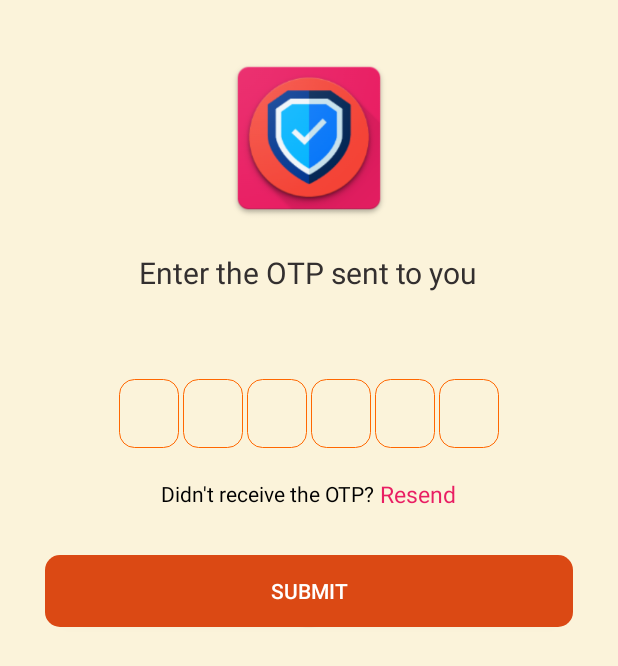
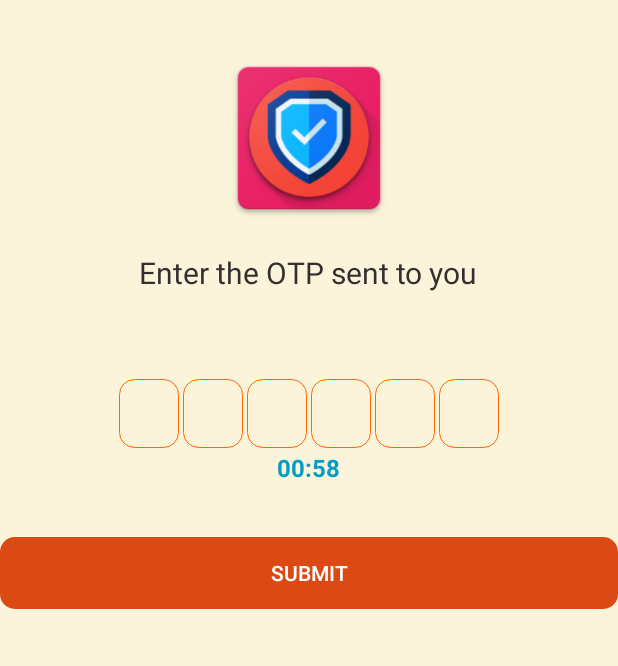
Before and after one commit to mojahidaltarif28/JnUFood, an Android app: the fragment OTP_Verify shown on its own in the app's theme, on a phone screen of 412 x 824 dp. Shown: the top 666 px of the screen. Run offline under Robolectric (Android 15) with nearby library versions, the phone set to English and light mode, and no system bars; our stand-ins replace Firebase (no records; nobody signed in at launch, a user with empty details on screens opened directly); Roboto replaces fonts that are not available here; 6 statements that could not run were skipped.

Commit message:
resend done

```diff
--- a/app/src/main/java/com/example/jnufood/Fragment/OTP_Verify.java
+++ b/app/src/main/java/com/example/jnufood/Fragment/OTP_Verify.java
@@ -4,7 +4,10 @@ import android.os.Bundle;
 
 import androidx.annotation.NonNull;
 import androidx.fragment.app.Fragment;
+import androidx.navigation.NavDirections;
+import androidx.navigation.Navigation;
 
+import android.os.CountDownTimer;
 import android.text.Editable;
 import android.text.TextWatcher;
 import android.view.LayoutInflater;
@@ -20,10 +23,14 @@ import android.widget.Toast;
 import com.example.jnufood.R;
 import com.google.android.gms.tasks.OnCompleteListener;
 import com.google.android.gms.tasks.Task;
+import com.google.firebase.FirebaseException;
 import com.google.firebase.auth.AuthResult;
 import com.google.firebase.auth.FirebaseAuth;
 import com.google.firebase.auth.PhoneAuthCredential;
 import com.google.firebase.auth.PhoneAuthProvider;
+
+import java.util.Locale;
+import java.util.concurrent.TimeUnit;
 
 /**
  * A simple {@link Fragment} subclass.
@@ -35,6 +42,8 @@ public class OTP_Verify extends Fragment {
     EditText otp1, otp2, otp3, otp4, otp5, otp6;
     Button submit;
     LinearLayout wrong_otp;
+    TextView counter, resend_txt,resend_txt_btn;
+    String otp_id;
     // TODO: Rename parameter arguments, choose names that match
     // the fragment initialization parameters, e.g. ARG_ITEM_NUMBER
     private static final String ARG_PARAM1 = "param1";
@@ -89,7 +98,9 @@ public class OTP_Verify extends Fragment {
         submit = view.findViewById(R.id.btn_otp_submit);
 
         next_text_auto();
-
+        //time counter
+        counter=view.findViewById(R.id.time_countdown);
+       otp_countetr();
         wrong_otp=view.findViewById(R.id.wrong_otp);
         TextView mobile = view.findViewById(R.id.mobile);
         String name = OTP_VerifyArgs.fromBundle(getArguments()).getName();
@@ -101,7 +112,49 @@ public class OTP_Verify extends Fragment {
 
         final ProgressBar progressBar = view.findViewById(R.id.progress_bar_o);
         final Button btn_submit = view.findViewById(R.id.btn_otp_submit);
-        String otp_id = OTP_VerifyArgs.fromBundle(getArguments()).getVerificationId();
+        otp_id = OTP_VerifyArgs.fromBundle(getArguments()).getVerificationId();
+        // resend option
+         resend_txt=view.findViewById(R.id.text_resend);
+          resend_txt_btn=view.findViewById(R.id.resend);
+        resend_txt_btn.setOnClickListener(new View.OnClickListener() {
+            @Override
+            public void onClick(View view) {
+
+                Toast.makeText(getActivity(),"Please wait a moment,we will resend OTP to your mobile",Toast.LENGTH_LONG).show();
+                PhoneAuthProvider.getInstance().verifyPhoneNumber(
+                        "+88" + mobile.getText().toString(),
+                        60,
+                        TimeUnit.SECONDS,
+                        getActivity(),
+                        new PhoneAuthProvider.OnVerificationStateChangedCallbacks() {
+                            @Override
+                            public void onVerificationCompleted(@NonNull PhoneAuthCredential phoneAuthCredential) {
+                                resend_txt.setVisibility(view.VISIBLE);
+                                resend_txt_btn.setVisibility(view.VISIBLE);
+
+
+                            }
+
+                            @Override
+                            public void onVerificationFailed(@NonNull FirebaseException e) {
+                                resend_txt.setVisibility(view.VISIBLE);
+                                resend_txt_btn.setVisibility(view.VISIBLE);
+                                Toast.makeText(getActivity(),"Please Check Your Internet Connection",Toast.LENGTH_LONG).show();
+                            }
+
+                            @Override
+                            public void onCodeSent(@NonNull String NewVerificationId, @NonNull PhoneAuthProvider.ForceResendingToken forceResendingToken) {
+                                otp_id=NewVerificationId;
+                               otp_countetr();
+                                Toast.makeText(getActivity(), "OTP send again to your mobile,please check", Toast.LENGTH_SHORT).show();
+
+                            }
+                        });
+            }
+        });
+
+// submit otp option
+
         btn_submit.setOnClickListener(new View.OnClickListener() {
             @Override
             public void onClick(View view) {
@@ -145,9 +198,30 @@ public class OTP_Verify extends Fragment {
             }
         });
 
-
         return view;
     }
+
+    private void otp_countetr() {
+        long duration=TimeUnit.MINUTES.toMillis(1);
+        new CountDownTimer(duration, 1000) {
+            @Override
+            public void onTick(long l) {
+                String sDuration=String.format(Locale.ENGLISH,"%02d:%02d"
+                        ,TimeUnit.MILLISECONDS.toMinutes(l)
+                ,TimeUnit.MILLISECONDS.toSeconds(l)-TimeUnit
+                                .MINUTES.toSeconds(TimeUnit.MILLISECONDS.toMinutes(l)));
+                counter.setText(sDuration);
+            }
+
+            @Override
+            public void onFinish() {
+                counter.setVisibility(View.GONE);
+                resend_txt.setVisibility(View.VISIBLE);
+                resend_txt_btn.setVisibility(View.VISIBLE);
+            }
+        }.start();
+    }
+
 
     // Automatic focus next textfield otp code
     private void next_text_auto() {
--- a/app/src/main/java/com/example/jnufood/Fragment/Registration.java
+++ b/app/src/main/java/com/example/jnufood/Fragment/Registration.java
@@ -118,6 +118,7 @@ public class Registration extends Fragment {
                 String confirm_password_s = confirm_password.getText().toString();
                 String name_s = name.getText().toString();
                 String dept_s = dept.getText().toString();
+
 
 
                 if (name_s.isEmpty()) {
--- a/app/src/main/res/drawable/wrong_bg.xml
+++ b/app/src/main/res/drawable/wrong_bg.xml
@@ -2,4 +2,5 @@
 <shape xmlns:android="http://schemas.android.com/apk/res/android">
  <stroke android:color="#ff0000" android:width="1dp"/>
  <corners android:radius="2dp"/>
+ <solid android:color="#ffbeab"/>
 </shape>
--- a/app/src/main/res/layout/fragment_o_t_p__verify.xml
+++ b/app/src/main/res/layout/fragment_o_t_p__verify.xml
@@ -172,7 +172,21 @@
 
         </LinearLayout>
 
+    <LinearLayout
+        android:layout_width="match_parent"
+        android:layout_height="wrap_content"
+        android:layout_marginTop="2dp"
+        android:gravity="center"
+        android:orientation="horizontal">
 
+        <TextView
+            android:id="@+id/time_countdown"
+            android:layout_width="wrap_content"
+            android:layout_height="wrap_content"
+            android:textStyle="bold"
+            android:textColor="#009dc4"
+            android:textSize="16sp"/>
+    </LinearLayout>
 
         <LinearLayout
             android:layout_width="match_parent"
@@ -181,10 +195,13 @@
             android:gravity="center"
             android:orientation="horizontal">
 
+
             <TextView
+                android:id="@+id/text_resend"
                 android:layout_width="wrap_content"
                 android:layout_height="wrap_content"
                 android:text="Didn't receive the OTP?"
+                android:visibility="gone"
                 android:textColor="@color/black"
                 android:textSize="14sp" />
 
@@ -195,6 +212,7 @@
                 android:layout_marginStart="3dp"
                 android:layout_marginLeft="5dp"
                 android:text="Resend"
+                android:visibility="gone"
                 android:textColor="#E91E63"
                 android:textSize="15sp" />
 
@@ -209,17 +227,18 @@
                 android:id="@+id/btn_otp_submit"
                 android:layout_width="match_parent"
                 android:layout_height="wrap_content"
-                android:layout_margin="30dp"
+                android:layout_marginTop="15dp"
                 android:background="@drawable/btn_bg"
                 android:text="Submit"
                 android:textColor="@color/white" />
+
             <ProgressBar
                 android:id="@+id/progress_bar_o"
                 android:layout_width="50dp"
                 android:layout_height="50dp"
                 android:layout_gravity="center"
                 android:background="@drawable/icon"
-                android:visibility="visible" />
+                android:visibility="gone" />
 
 
         </FrameLayout>
```
